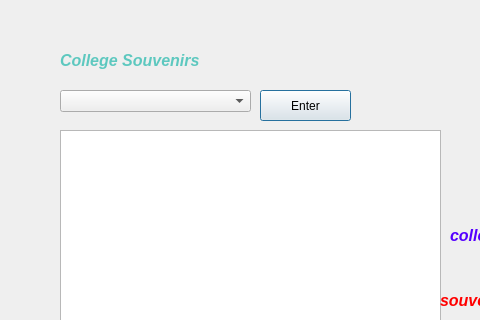
Before: the Qt Designer form souveniraddandedit.ui in Ling2251/CS1D-College-Tour, drawn with Qt 5; both pictures show x 0 to 480 and y 0 to 320 of the 756 by 533 pixel window.
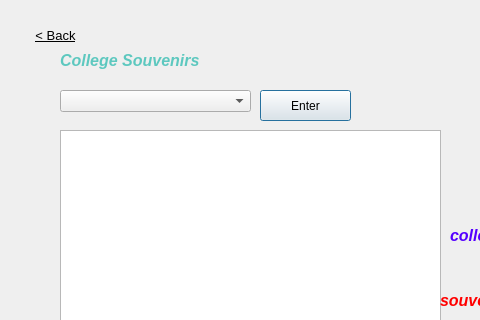
After: the same form once the commit is applied.

What changed in the file:
```diff
--- a/souveniraddandedit.ui
+++ b/souveniraddandedit.ui
@@ -192,6 +192,35 @@
     <string>Add</string>
    </property>
   </widget>
+  <widget class="QToolButton" name="goback">
+   <property name="geometry">
+    <rect>
+     <x>20</x>
+     <y>20</y>
+     <width>71</width>
+     <height>31</height>
+    </rect>
+   </property>
+   <property name="font">
+    <font>
+     <family>Segoe UI</family>
+     <pointsize>10</pointsize>
+     <italic>false</italic>
+     <bold>false</bold>
+     <underline>true</underline>
+    </font>
+   </property>
+   <property name="styleSheet">
+    <string notr="true">font: 10pt &quot;Segoe UI&quot;;
+text-decoration: underline;
+color: rgb(0, 0, 0);
+border: none;
+</string>
+   </property>
+   <property name="text">
+    <string>&lt; Back</string>
+   </property>
+  </widget>
  </widget>
  <resources/>
  <connections/>
```
